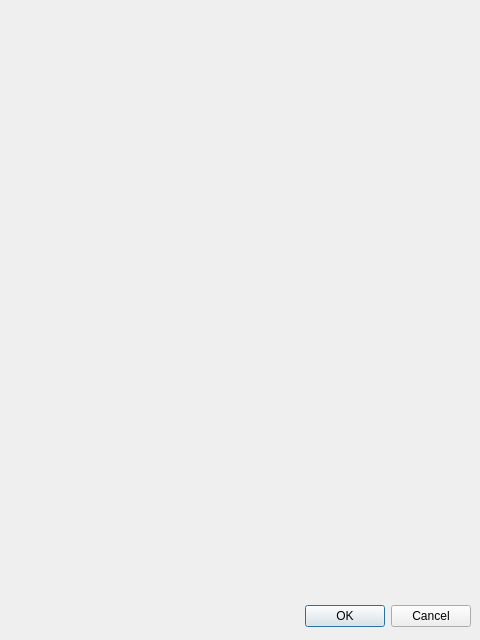
Old version of the form acerca.ui in the repository Fernand567/P59-Qt-Salarios.
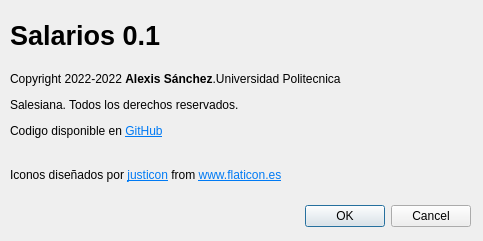
New version of the form.

```diff
--- a/acerca.ui
+++ b/acerca.ui
@@ -5,8 +5,8 @@
    <rect>
     <x>0</x>
     <y>0</y>
-    <width>480</width>
-    <height>640</height>
+    <width>483</width>
+    <height>241</height>
    </rect>
   </property>
   <property name="windowTitle">
@@ -16,7 +16,7 @@
    <property name="geometry">
     <rect>
      <x>10</x>
-     <y>600</y>
+     <y>200</y>
      <width>461</width>
      <height>32</height>
     </rect>
@@ -28,6 +28,55 @@
     <set>QDialogButtonBox::Cancel|QDialogButtonBox::Ok</set>
    </property>
   </widget>
+  <widget class="QLabel" name="lblNombre">
+   <property name="geometry">
+    <rect>
+     <x>10</x>
+     <y>-10</y>
+     <width>461</width>
+     <height>91</height>
+    </rect>
+   </property>
+   <property name="font">
+    <font>
+     <pointsize>20</pointsize>
+     <weight>75</weight>
+     <bold>true</bold>
+    </font>
+   </property>
+   <property name="text">
+    <string>Salarios 0.1</string>
+   </property>
+  </widget>
+  <widget class="QLabel" name="lblDerechos">
+   <property name="geometry">
+    <rect>
+     <x>10</x>
+     <y>50</y>
+     <width>451</width>
+     <height>111</height>
+    </rect>
+   </property>
+   <property name="text">
+    <string>&lt;html&gt;&lt;head/&gt;&lt;body&gt;&lt;p&gt;&lt;span style=&quot; font-size:9pt;&quot;&gt;Copyright 2022-2022 &lt;/span&gt;&lt;span style=&quot; font-size:9pt; font-weight:600;&quot;&gt;Alexis Sánchez&lt;/span&gt;&lt;span style=&quot; font-size:9pt;&quot;&gt;.Universidad Politecnica &lt;/span&gt;&lt;/p&gt;&lt;p&gt;&lt;span style=&quot; font-size:9pt;&quot;&gt;Salesiana. Todos los derechos reservados. &lt;/span&gt;&lt;/p&gt;&lt;p&gt;&lt;span style=&quot; font-size:9pt;&quot;&gt;Codigo disponible en &lt;/span&gt;&lt;a href=&quot;https://github.com/Fernand567/P59-Qt-Salarios&quot;&gt;&lt;span style=&quot; font-size:9pt; text-decoration: underline; color:#007af4;&quot;&gt;GitHub&lt;/span&gt;&lt;/a&gt;&lt;/p&gt;&lt;/body&gt;&lt;/html&gt;</string>
+   </property>
+   <property name="wordWrap">
+    <bool>true</bool>
+   </property>
+  </widget>
+  <widget class="QLabel" name="lblFreepik">
+   <property name="geometry">
+    <rect>
+     <x>10</x>
+     <y>160</y>
+     <width>291</width>
+     <height>31</height>
+    </rect>
+   </property>
+   <property name="text">
+    <string>&lt;html&gt;&lt;head/&gt;&lt;body&gt;&lt;p&gt;&lt;span style=&quot; font-size:9pt;&quot;&gt;Iconos diseñados por &lt;/span&gt;&lt;a href=&quot;https://www.flaticon.es/autores/justicon&quot;&gt;&lt;span style=&quot; font-size:9pt; text-decoration: underline; color:#007af4;&quot;&gt;justicon&lt;/span&gt;&lt;/a&gt;&lt;span style=&quot; font-size:9pt;&quot;&gt; from &lt;/span&gt;&lt;a href=&quot;https://www.flaticon.es/&quot;&gt;&lt;span style=&quot; font-size:9pt; text-decoration: underline; color:#007af4;&quot;&gt;www.flaticon.es&lt;/span&gt;&lt;/a&gt;&lt;/p&gt;&lt;/body&gt;&lt;/html&gt;</string>
+   </property>
+  </widget>
  </widget>
  <resources/>
  <connections>
```
Left out of the diff: 7 changed lines with no effect on the pictures.
